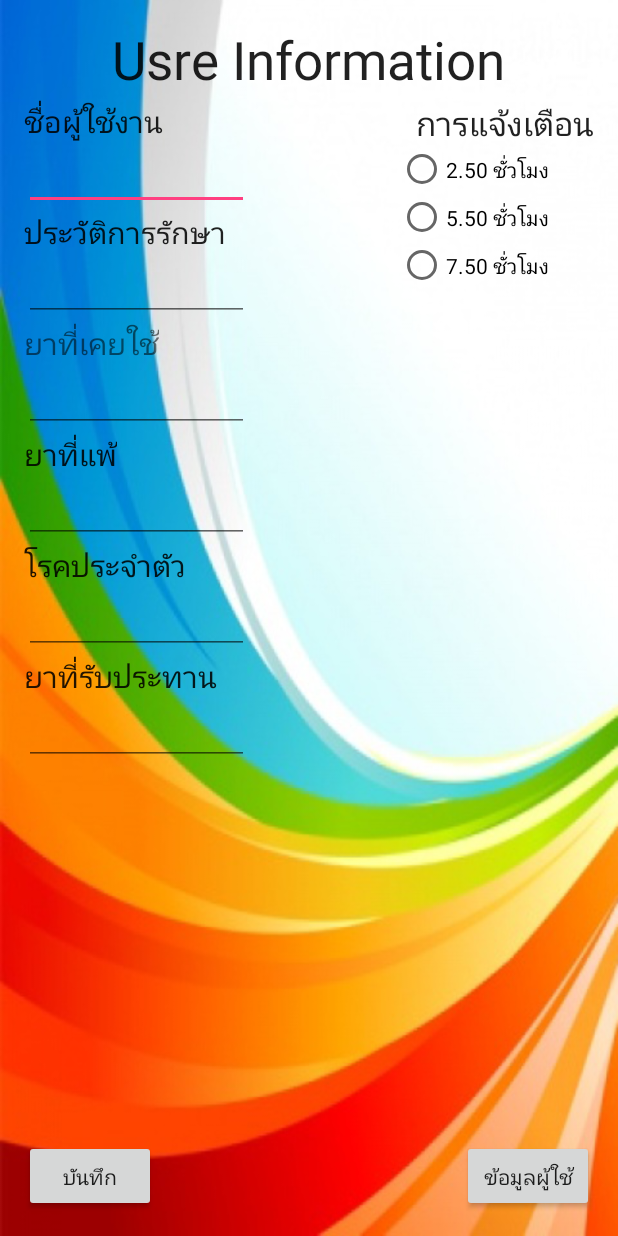
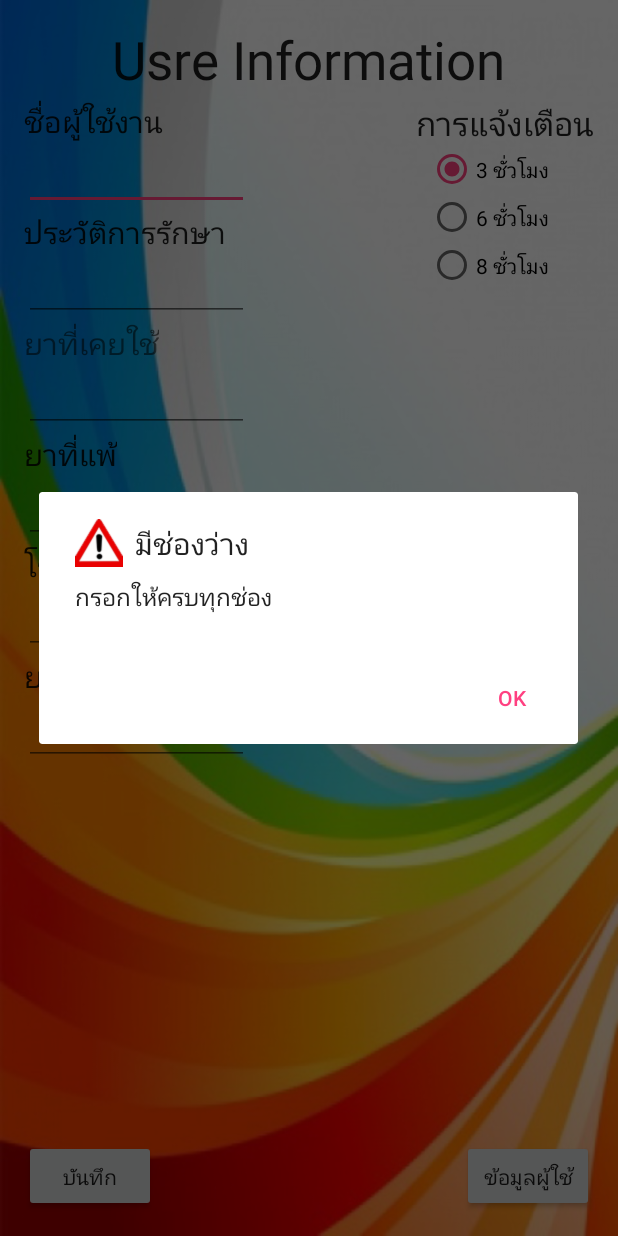
Before and after one commit to masterUNG/DrugAndHealth, an Android app: the PersonalActivity screen opened directly, with no data from a screen before it, after a tap on "บันทึก", on a phone screen of 412 x 824 dp. Run offline under Robolectric (Android 15) with nearby library versions, the phone set to English and light mode, and no system bars.

Commit message:
Near Finish

```diff
--- a/app/src/main/java/appewtc/masterung/drugandhealth/PersonalActivity.java
+++ b/app/src/main/java/appewtc/masterung/drugandhealth/PersonalActivity.java
@@ -1,11 +1,16 @@
 package appewtc.masterung.drugandhealth;
 
+import android.media.MediaPlayer;
+import android.os.Handler;
 import android.support.v7.app.AppCompatActivity;
 import android.os.Bundle;
+import android.util.Log;
 import android.view.View;
 import android.widget.EditText;
 import android.widget.RadioButton;
 import android.widget.RadioGroup;
+
+import java.util.Calendar;
 
 public class PersonalActivity extends AppCompatActivity {
 
@@ -14,6 +19,10 @@ public class PersonalActivity extends AppCompatActivity {
             allergiesEditText, resistanceEditText, myDrugEditText;
     private RadioGroup alertRadioGroup;
     private RadioButton choice1RadioButton, choice2RadioButton, choice3RadioButton;
+    private String nameUserString, historyString, usedString,
+            allergiesString, resistanceString, myDrugString;
+    private int alertAnInt = 3, timeAlertAnInt, minAlarmAnInt = 1;
+
 
     @Override
     protected void onCreate(Bundle savedInstanceState) {
@@ -23,7 +32,39 @@ public class PersonalActivity extends AppCompatActivity {
         //Bind Widget
         bindWidget();
 
+        //RadioController
+        radioController();
+
     }   // onCreate
+
+    private void radioController() {
+
+
+
+        alertRadioGroup.setOnCheckedChangeListener(new RadioGroup.OnCheckedChangeListener() {
+            @Override
+            public void onCheckedChanged(RadioGroup radioGroup, int i) {
+
+                switch (i) {
+                    case R.id.radioButton:
+                        alertAnInt = 3;
+                        minAlarmAnInt = 1;
+                        break;
+                    case R.id.radioButton2:
+                        alertAnInt = 6;
+                        minAlarmAnInt = 2;
+                        break;
+                    case R.id.radioButton3:
+                        alertAnInt = 8;
+                        minAlarmAnInt = 3;
+                        break;
+                }
+
+            }
+        });
+
+    }
+
 
     private void bindWidget() {
 
@@ -33,14 +74,78 @@ public class PersonalActivity extends AppCompatActivity {
         allergiesEditText = (EditText) findViewById(R.id.editText5);
         resistanceEditText = (EditText) findViewById(R.id.editText6);
         myDrugEditText = (EditText) findViewById(R.id.editText8);
+        alertRadioGroup = (RadioGroup) findViewById(R.id.ragAlert);
+        choice1RadioButton = (RadioButton) findViewById(R.id.radioButton);
+        choice2RadioButton = (RadioButton) findViewById(R.id.radioButton2);
+        choice3RadioButton = (RadioButton) findViewById(R.id.radioButton3);
 
     }
 
     public void clickSavePersonal(View view) {
 
-        //testAddValue();
+        //Get Value From Edittext
+        nameUserString = nameUserEditText.getText().toString().trim();
+        historyString = historyEditText.getText().toString().trim();
+        usedString = usedEditText.getText().toString().trim();
+        allergiesString = allergiesEditText.getText().toString().trim();
+        resistanceString = resistanceEditText.getText().toString().trim();
+        myDrugString = myDrugEditText.getText().toString().trim();
+
+        //Check Space
+        if ((nameUserString.equals("")||
+                historyString.equals("")||
+                usedString.equals("")||
+                allergiesString.equals("")||
+                resistanceString.equals("")||
+                myDrugString.equals(""))) {
+
+            //ไม่ยอมให้ผ่าน
+            MyAlertDialog objMyAlertDialog = new MyAlertDialog();
+            objMyAlertDialog.myDialog(PersonalActivity.this, "มีช่องว่าง", "กรอกให้ครบทุกช่อง");
+
+        } else {
+
+            //ผ่านได้
+            Calendar objCalendar = Calendar.getInstance();
+            int intHr = objCalendar.get(Calendar.HOUR_OF_DAY);
+            int intMinus = objCalendar.get(Calendar.MINUTE);
+
+            timeAlertAnInt  = intHr + alertAnInt;
+
+            Log.d("drug", "alertHr ==> " + Integer.toString(timeAlertAnInt));
+
+            ManageTABLE objManageTABLE = new ManageTABLE(this);
+            objManageTABLE.addNewValue(nameUserString,
+                    historyString,
+                    usedString,
+                    allergiesString,
+                    resistanceString,
+                    myDrugString,
+                    Integer.toString(timeAlertAnInt));
+
+            testAlarm(minAlarmAnInt);   // Test ==> minAlarmAnInt Real alertAnInt * 60
+
+
+
+
+        }   // if
+
 
     }   // clickSavePersonal
+
+    private void testAlarm(int minAlarmAnInt) {
+
+        Handler objHandler = new Handler();
+        objHandler.postDelayed(new Runnable() {
+            @Override
+            public void run() {
+
+                MediaPlayer alermMediaPlayer = MediaPlayer.create(getBaseContext(), R.raw.intro_start_horse);
+                alermMediaPlayer.start();
+            }
+        }, minAlarmAnInt*60*1000);
+
+    }   // testAlarm
 
     private void testAddValue() {
         ManageTABLE objManageTABLE = new ManageTABLE(this);
--- a/app/src/main/res/layout/activity_personal.xml
+++ b/app/src/main/res/layout/activity_personal.xml
@@ -148,22 +148,24 @@
         android:layout_width="wrap_content"
         android:layout_height="wrap_content"
         android:layout_below="@+id/textView21"
+        android:id="@+id/ragAlert"
         android:layout_alignParentRight="true"
         android:layout_marginRight="30dp">
 
         <RadioButton
             android:layout_width="wrap_content"
             android:layout_height="wrap_content"
-            android:text="2.50 ชั่วโมง"
+            android:text="3 ชั่วโมง"
             android:id="@+id/radioButton"
             android:layout_below="@+id/textView21"
             android:layout_alignLeft="@+id/radioButton3"
-            android:layout_alignStart="@+id/radioButton3" />
+            android:layout_alignStart="@+id/radioButton3"
+            android:checked="true" />
 
         <RadioButton
             android:layout_width="wrap_content"
             android:layout_height="wrap_content"
-            android:text="5.50 ชั่วโมง"
+            android:text="6 ชั่วโมง"
             android:id="@+id/radioButton2"
             android:layout_below="@+id/radioButton"
             android:layout_alignLeft="@+id/radioButton"
@@ -172,7 +174,7 @@
         <RadioButton
             android:layout_width="wrap_content"
             android:layout_height="wrap_content"
-            android:text="7.50 ชั่วโมง"
+            android:text="8 ชั่วโมง"
             android:id="@+id/radioButton3"
             android:layout_below="@+id/radioButton2"
             android:layout_toRightOf="@+id/linearLayout3"
```
Also changed, not shown: 1 other file.
